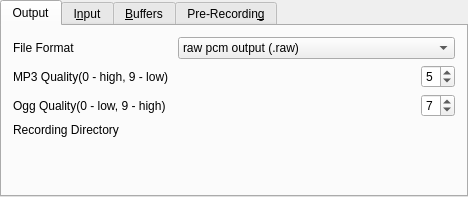
This is plugins/recording/recording-configuration-ui.ui in pbek/kradio as Qt 5 draws it before an edit. The edited form follows.
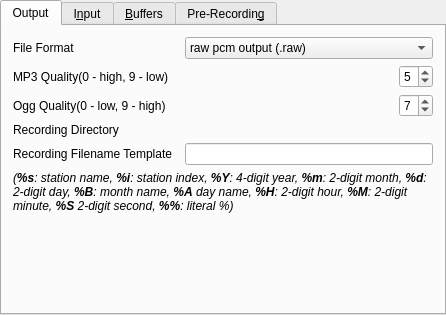
This is the edited form. Custom widgets are drawn as their Qt base class.

Commit message: made recording file names configurable for general recording and individually for scheduled recording

What changed in the file:
```diff
--- a/plugins/recording/recording-configuration-ui.ui
+++ b/plugins/recording/recording-configuration-ui.ui
@@ -6,8 +6,8 @@
    <rect>
     <x>0</x>
     <y>0</y>
-    <width>468</width>
-    <height>197</height>
+    <width>446</width>
+    <height>315</height>
    </rect>
   </property>
   <property name="windowTitle">
@@ -181,6 +181,45 @@
            </property>
           </widget>
          </item>
+         <item row="4" column="2">
+          <widget class="QLineEdit" name="editFilenameTemplate"/>
+         </item>
+         <item row="4" column="0">
+          <widget class="QLabel" name="lableDirectory_2">
+           <property name="sizePolicy">
+            <sizepolicy hsizetype="Preferred" vsizetype="Minimum">
+             <horstretch>0</horstretch>
+             <verstretch>0</verstretch>
+            </sizepolicy>
+           </property>
+           <property name="text">
+            <string>Recording Filename Template</string>
+           </property>
+           <property name="wordWrap">
+            <bool>false</bool>
+           </property>
+          </widget>
+         </item>
+         <item row="5" column="0" colspan="3">
+          <widget class="QLabel" name="lableDirectory_3">
+           <property name="sizePolicy">
+            <sizepolicy hsizetype="Preferred" vsizetype="Minimum">
+             <horstretch>0</horstretch>
+             <verstretch>0</verstretch>
+            </sizepolicy>
+           </property>
+           <property name="text">
+            <string>&lt;!DOCTYPE HTML PUBLIC &quot;-//W3C//DTD HTML 4.0//EN&quot; &quot;http://www.w3.org/TR/REC-html40/strict.dtd&quot;&gt;
+&lt;html&gt;&lt;head&gt;&lt;meta name=&quot;qrichtext&quot; content=&quot;1&quot; /&gt;&lt;style type=&quot;text/css&quot;&gt;
+p, li { white-space: pre-wrap; }
+&lt;/style&gt;&lt;/head&gt;&lt;body style=&quot; font-family:'DejaVu Sans'; font-size:9pt; font-weight:400; font-style:normal;&quot;&gt;
+&lt;p style=&quot; margin-top:0px; margin-bottom:0px; margin-left:0px; margin-right:0px; -qt-block-indent:0; text-indent:0px;&quot;&gt;&lt;span style=&quot; font-style:italic;&quot;&gt;(&lt;/span&gt;&lt;span style=&quot; font-weight:600; font-style:italic;&quot;&gt;%s&lt;/span&gt;&lt;span style=&quot; font-style:italic;&quot;&gt;: station name, &lt;/span&gt;&lt;span style=&quot; font-weight:600; font-style:italic;&quot;&gt;%i&lt;/span&gt;&lt;span style=&quot; font-style:italic;&quot;&gt;: station index, &lt;/span&gt;&lt;span style=&quot; font-weight:600; font-style:italic;&quot;&gt;%Y&lt;/span&gt;&lt;span style=&quot; font-style:italic;&quot;&gt;: 4-digit year, &lt;/span&gt;&lt;span style=&quot; font-weight:600; font-style:italic;&quot;&gt;%m&lt;/span&gt;&lt;span style=&quot; font-style:italic;&quot;&gt;: 2-digit month, &lt;/span&gt;&lt;span style=&quot; font-weight:600; font-style:italic;&quot;&gt;%d&lt;/span&gt;&lt;span style=&quot; font-style:italic;&quot;&gt;: 2-digit day, &lt;/span&gt;&lt;span style=&quot; font-weight:600; font-style:italic;&quot;&gt;%B&lt;/span&gt;&lt;span style=&quot; font-style:italic;&quot;&gt;: month name, &lt;/span&gt;&lt;span style=&quot; font-weight:600; font-style:italic;&quot;&gt;%A&lt;/span&gt;&lt;span style=&quot; font-style:italic;&quot;&gt; day name, &lt;/span&gt;&lt;span style=&quot; font-weight:600; font-style:italic;&quot;&gt;%H&lt;/span&gt;&lt;span style=&quot; font-style:italic;&quot;&gt;: 2-digit hour, &lt;/span&gt;&lt;span style=&quot; font-weight:600; font-style:italic;&quot;&gt;%M&lt;/span&gt;&lt;span style=&quot; font-style:italic;&quot;&gt;: 2-digit minute, &lt;/span&gt;&lt;span style=&quot; font-weight:600; font-style:italic;&quot;&gt;%S&lt;/span&gt;&lt;span style=&quot; font-style:italic;&quot;&gt; 2-digit second,&lt;/span&gt;&lt;span style=&quot; font-weight:600; font-style:italic;&quot;&gt; %%&lt;/span&gt;&lt;span style=&quot; font-style:italic;&quot;&gt;: literal %)&lt;/span&gt;&lt;/p&gt;&lt;/body&gt;&lt;/html&gt;</string>
+           </property>
+           <property name="wordWrap">
+            <bool>true</bool>
+           </property>
+          </widget>
+         </item>
         </layout>
        </item>
        <item row="1" column="0">
```
Left out of the diff: 1 changed line with no effect on the pictures. The commit also changes 62 other files.
